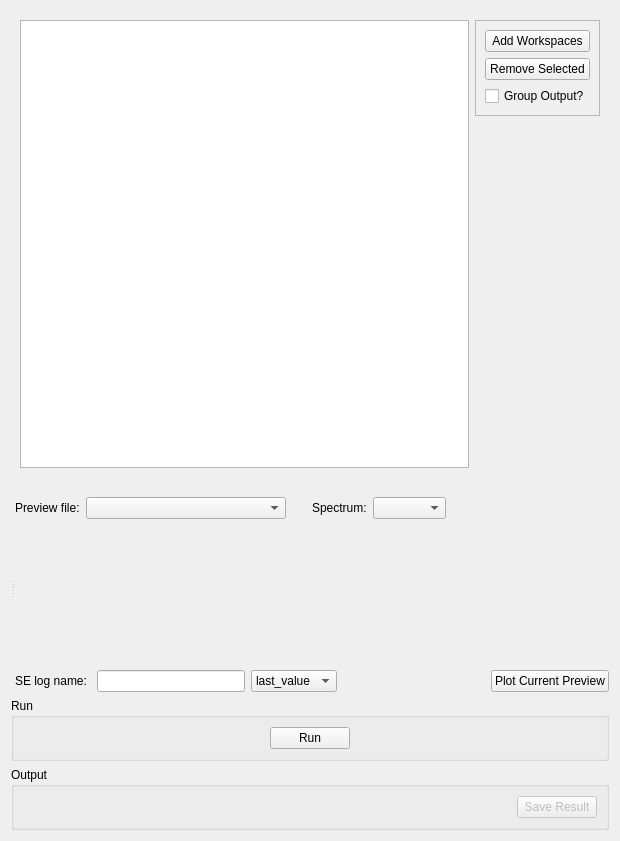
Above: qt/scientific_interfaces/Inelastic/Manipulation/InelasticDataManipulationElwinTab.ui from mantidproject/mantid before the change. Below: the same form after it.
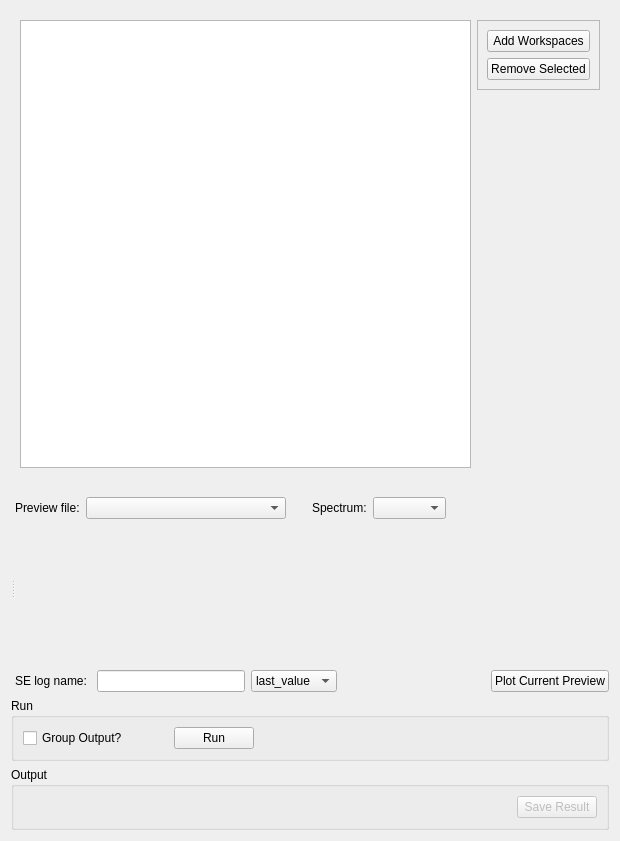
That is the form after the change. Custom widgets are drawn as their Qt base class.

Commit message: add one workspace per row in elwin input table and group output workspaces choice

What changed in the file:
```diff
--- a/qt/scientific_interfaces/Inelastic/Manipulation/InelasticDataManipulationElwinTab.ui
+++ b/qt/scientific_interfaces/Inelastic/Manipulation/InelasticDataManipulationElwinTab.ui
@@ -289,11 +289,21 @@
       <string>Run</string>
      </property>
      <layout class="QHBoxLayout" name="horizontalLayout_2">
+      <item>
+       <widget class="QCheckBox" name="ckGroupOutput">
+        <property name="text">
+         <string>Group Output?</string>
+        </property>
+       </widget>
+      </item>
       <item>
        <spacer name="horizontalSpacer">
         <property name="orientation">
          <enum>Qt::Horizontal</enum>
         </property>
+        <property name="sizeType">
+         <enum>QSizePolicy::Minimum</enum>
+        </property>
         <property name="sizeHint" stdset="0">
          <size>
           <width>40</width>
@@ -404,13 +414,6 @@
            </property>
           </widget>
          </item>
-         <item>
-          <widget class="QCheckBox" name="ckGroupOutput">
-           <property name="text">
-            <string>Group Output?</string>
-           </property>
-          </widget>
-         </item>
         </layout>
        </widget>
       </item>
```
The commit also changes 7 other files.
